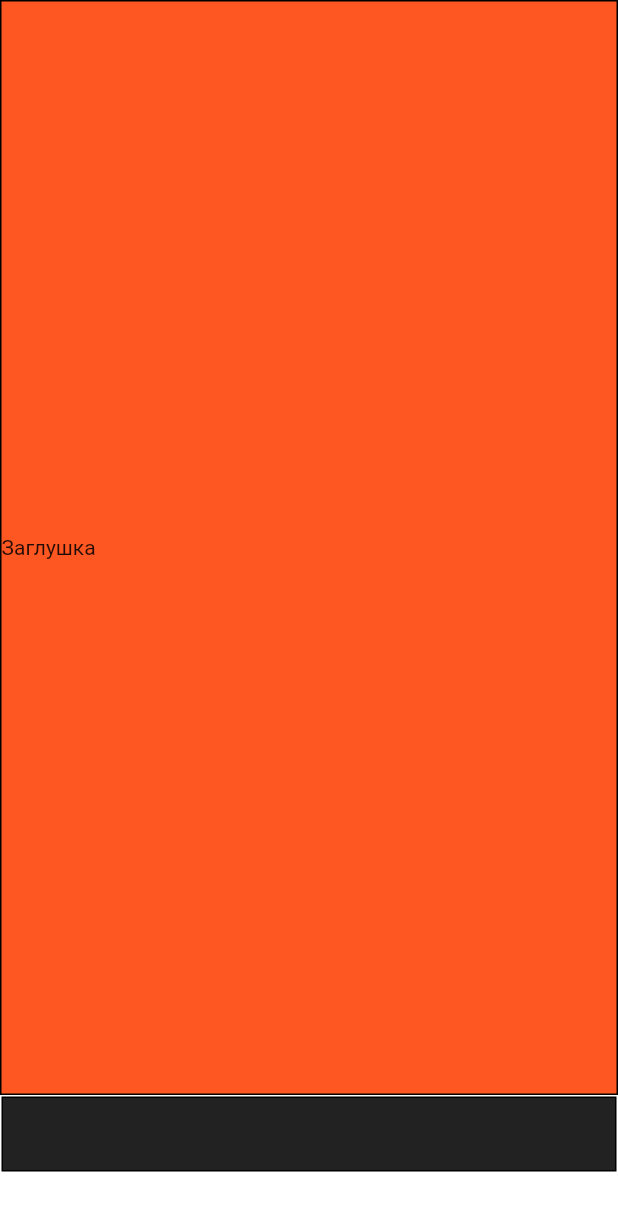
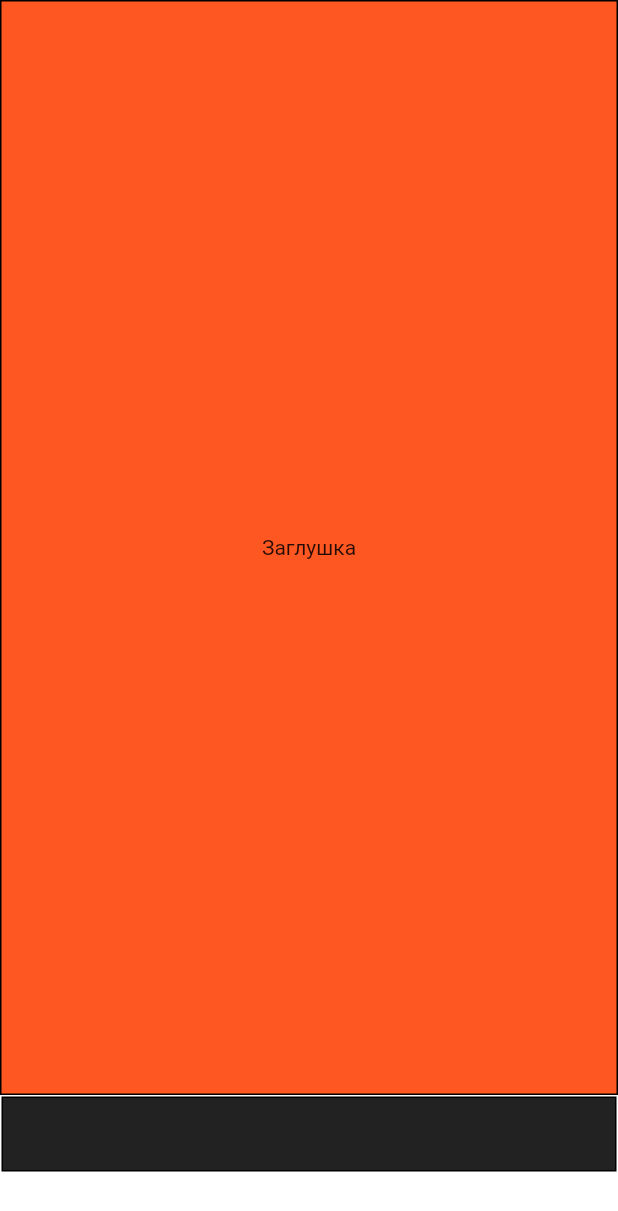
Before and after one commit to AgeDim/Petproject, a Flutter app: the screen it shows after launch, on a phone screen of 412 x 824 dp. Shown: the top 1211 px of the screen. Run offline on Flutter 3.47's test engine with Material 2 defaults, Android fonts, the phone set to English and light mode, and no system bars.

Commit message:
Initial commit.

```diff
--- a/lib/row_column.dart
+++ b/lib/row_column.dart
@@ -27,17 +27,19 @@ class Plug extends StatelessWidget {
   @override
   Widget build(BuildContext context) {
     return Container(
-        height: 730,
-        decoration: BoxDecoration(
-          color: Colors.deepOrange,
-          border: Border.all(),
-        ),
-        child: Row(children: <Widget>[
+      height: 730,
+      decoration: BoxDecoration(
+        color: Colors.deepOrange,
+        border: Border.all(),
+      ),
+      child: Row(
+        children: <Widget>[
           Text(
             "Заглушка",
-            textAlign: TextAlign.center,
           )
-        ]),
+        ],
+        mainAxisAlignment: MainAxisAlignment.center,
+      ),
     );
   }
 }
```
